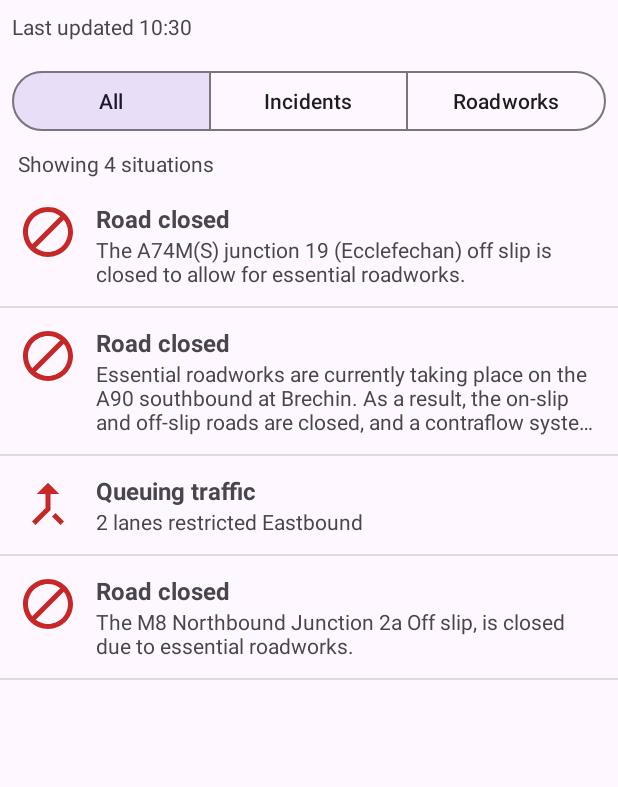
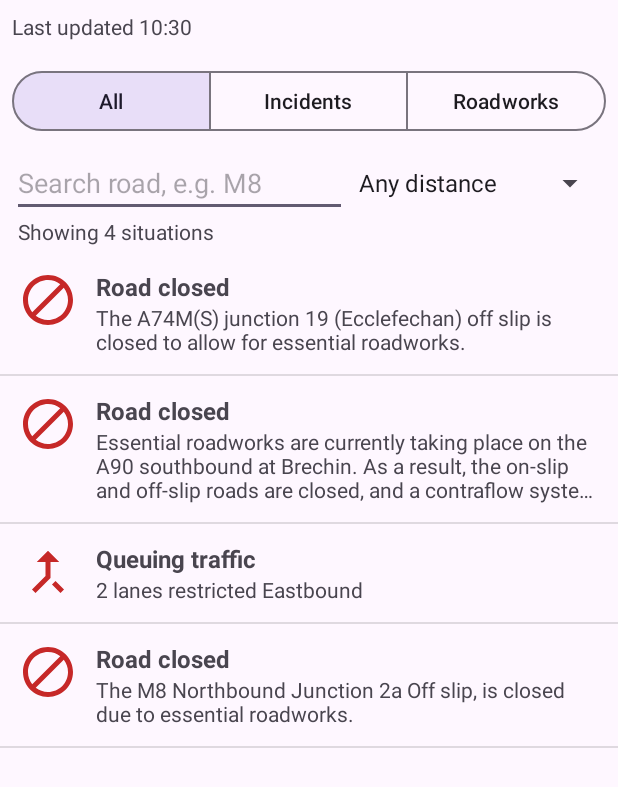
Before and after one commit to liam-mccusker/McCusker_Liam_S2526913_MobilePlatfomDevelopmentCW1, an Android app: the screen it shows after launch (MainActivity), on a phone screen of 412 x 824 dp. Shown: the top 787 px of the screen. Run offline under Robolectric (Android 15) with nearby library versions, the phone set to English and light mode, and no system bars.

Commit message:
Added road search and distance search (miles)

```diff
--- a/app/src/main/java/org/me/gcu/mccusker_liam_s2526913/ui/SituationAdapter.java
+++ b/app/src/main/java/org/me/gcu/mccusker_liam_s2526913/ui/SituationAdapter.java
@@ -11,10 +11,13 @@ import androidx.core.content.ContextCompat;
 import androidx.recyclerview.widget.RecyclerView;
 
 import org.me.gcu.mccusker_liam_s2526913.R;
+import org.me.gcu.mccusker_liam_s2526913.data.DistanceUtils;
 import org.me.gcu.mccusker_liam_s2526913.model.Situation;
+import org.me.gcu.mccusker_liam_s2526913.viewmodel.SituationViewModel;
 
 import java.util.ArrayList;
 import java.util.List;
+import java.util.Locale;
 
 public class SituationAdapter extends RecyclerView.Adapter<SituationAdapter.ViewHolder> {
 
@@ -25,8 +28,15 @@ public class SituationAdapter extends RecyclerView.Adapter<SituationAdapter.View
     private final List<Situation> situations = new ArrayList<>();
     private final OnSituationClickListener listener;
 
+    // True while a distance search is active, so each row shows how far away it is
+    private boolean showDistance = false;
+
     public SituationAdapter(OnSituationClickListener listener) {
         this.listener = listener;
+    }
+
+    public void setShowDistance(boolean show) {
+        showDistance = show;
     }
 
     public void setSituations(List<Situation> newList) {
@@ -48,7 +58,17 @@ public class SituationAdapter extends RecyclerView.Adapter<SituationAdapter.View
     @Override
     public void onBindViewHolder(@NonNull ViewHolder holder, int position) {
         Situation s = situations.get(position);
-        holder.type.setText(s.getDisplayType());
+
+        // Type, plus the distance when searching by distance
+        String typeText = s.getDisplayType();
+        if (showDistance) {
+            double miles = DistanceUtils.distanceMiles(s,
+                    SituationViewModel.HOME_LAT, SituationViewModel.HOME_LON);
+            if (miles >= 0) {
+                typeText += String.format(Locale.UK, " · %.1f mi", miles);
+            }
+        }
+        holder.type.setText(typeText);
         holder.description.setText(s.getDescription());
 
         // Icon based on the type of situation
--- a/app/src/main/java/org/me/gcu/mccusker_liam_s2526913/ui/SituationListFragment.java
+++ b/app/src/main/java/org/me/gcu/mccusker_liam_s2526913/ui/SituationListFragment.java
@@ -1,8 +1,13 @@
 package org.me.gcu.mccusker_liam_s2526913.ui;
 
 import android.os.Bundle;
-import android.util.Log;
+import android.text.Editable;
+import android.text.TextWatcher;
 import android.view.View;
+import android.widget.AdapterView;
+import android.widget.ArrayAdapter;
+import android.widget.EditText;
+import android.widget.Spinner;
 import android.widget.TextView;
 
 import androidx.annotation.NonNull;
@@ -20,6 +25,9 @@ import org.me.gcu.mccusker_liam_s2526913.viewmodel.SituationViewModel;
 
 public class SituationListFragment extends Fragment {
 
+    // Matches the order of the "distance_options" list in strings.xml
+    private static final int[] DISTANCE_MILES = {0, 1, 5, 10, 25, 50};
+
     private SituationViewModel viewModel;
 
     public SituationListFragment() {
@@ -33,7 +41,13 @@ public class SituationListFragment extends Fragment {
         // Share the Activity's ViewModel, so the fragment sees the same data
         viewModel = new ViewModelProvider(requireActivity()).get(SituationViewModel.class);
 
-        // The list
+        setUpList(view);
+        setUpFilterButtons(view);
+        setUpRoadSearch(view);
+        setUpDistanceSpinner(view);
+    }
+
+    private void setUpList(View view) {
         RecyclerView recycler = view.findViewById(R.id.situationRecycler);
         recycler.setLayoutManager(new LinearLayoutManager(requireContext()));
         recycler.addItemDecoration(
@@ -48,14 +62,23 @@ public class SituationListFragment extends Fragment {
         });
         recycler.setAdapter(adapter);
 
-        // Show the list and how many items are in it
         TextView countText = view.findViewById(R.id.listCount);
         viewModel.getVisibleSituations().observe(getViewLifecycleOwner(), list -> {
+            Integer km = viewModel.getMaxDistanceMiles().getValue();
+            boolean nearSearch = (km != null && km > 0);
+
+            adapter.setShowDistance(nearSearch);
             adapter.setSituations(list);
-            countText.setText(getString(R.string.list_count, list.size()));
+
+            if (nearSearch) {
+                countText.setText(getString(R.string.list_count_near, list.size(), km));
+            } else {
+                countText.setText(getString(R.string.list_count, list.size()));
+            }
         });
+    }
 
-        // The filter buttons: show the saved choice, then listen for changes
+    private void setUpFilterButtons(View view) {
         MaterialButtonToggleGroup toggle = view.findViewById(R.id.filterToggle);
         String current = viewModel.getFilter().getValue();
         if ("incident".equals(current)) {
@@ -77,4 +100,49 @@ public class SituationListFragment extends Fragment {
             }
         });
     }
+
+    private void setUpRoadSearch(View view) {
+        EditText search = view.findViewById(R.id.roadSearch);
+        search.addTextChangedListener(new TextWatcher() {
+            @Override
+            public void beforeTextChanged(CharSequence s, int start, int count, int after) {
+            }
+
+            @Override
+            public void onTextChanged(CharSequence s, int start, int before, int count) {
+            }
+
+            @Override
+            public void afterTextChanged(Editable s) {
+                viewModel.setRoadQuery(s.toString());   // list updates as the user types
+            }
+        });
+    }
+
+    private void setUpDistanceSpinner(View view) {
+        Spinner spinner = view.findViewById(R.id.distanceSpinner);
+        ArrayAdapter<CharSequence> options = ArrayAdapter.createFromResource(
+                requireContext(), R.array.distance_options, android.R.layout.simple_spinner_item);
+        options.setDropDownViewResource(android.R.layout.simple_spinner_dropdown_item);
+        spinner.setAdapter(options);
+
+        // Show the saved choice (e.g. after rotation or coming back from details)
+        Integer currentKm = viewModel.getMaxDistanceMiles().getValue();
+        for (int i = 0; i < DISTANCE_MILES.length; i++) {
+            if (currentKm != null && DISTANCE_MILES[i] == currentKm) {
+                spinner.setSelection(i);
+            }
+        }
+
+        spinner.setOnItemSelectedListener(new AdapterView.OnItemSelectedListener() {
+            @Override
+            public void onItemSelected(AdapterView<?> parent, View v, int position, long id) {
+                viewModel.setMaxDistanceMiles(DISTANCE_MILES[position]);
+            }
+
+            @Override
+            public void onNothingSelected(AdapterView<?> parent) {
+            }
+        });
+    }
 }
--- a/app/src/main/java/org/me/gcu/mccusker_liam_s2526913/viewmodel/SituationViewModel.java
+++ b/app/src/main/java/org/me/gcu/mccusker_liam_s2526913/viewmodel/SituationViewModel.java
@@ -8,64 +8,122 @@ import androidx.lifecycle.LiveData;
 import androidx.lifecycle.MediatorLiveData;
 import androidx.lifecycle.MutableLiveData;
 
+import org.me.gcu.mccusker_liam_s2526913.data.DistanceUtils;
 import org.me.gcu.mccusker_liam_s2526913.data.SituationRepository;
 import org.me.gcu.mccusker_liam_s2526913.model.Situation;
 
 import java.util.ArrayList;
 import java.util.List;
+import java.util.Locale;
+import java.util.regex.Pattern;
 
 public class SituationViewModel extends AndroidViewModel {
 
+    // Reference point for distance search: GCU campus, Cowcaddens Road, Glasgow
+    public static final double HOME_LAT = 55.8666;
+    public static final double HOME_LON = -4.2504;
+
     private final SituationRepository repository;
 
-    // "all", "incident" or "roadworks"
-    private final MutableLiveData<String> filter = new MutableLiveData<>("all");
+    private final MutableLiveData<String> filter = new MutableLiveData<>("all");   // all / incident / roadworks
+    private final MutableLiveData<String> roadQuery = new MutableLiveData<>("");
+    private final MutableLiveData<Integer> maxDistanceMiles = new MutableLiveData<>(0); // 0 = any distance
+    private final MutableLiveData<Situation> selectedSituation = new MutableLiveData<>();
 
-    // The list the screen actually shows, rebuilt whenever data or filter changes
+    // The list the screen shows, rebuilt whenever the data or any search option changes
     private final MediatorLiveData<List<Situation>> visibleSituations = new MediatorLiveData<>();
-
-    // The situation the user tapped, shown on the details screen
-    private final MutableLiveData<Situation> selectedSituation = new MutableLiveData<>();
 
     public SituationViewModel(@NonNull Application application) {
         super(application);
         repository = new SituationRepository(application);
 
-        visibleSituations.addSource(repository.getIncidents(), list -> updateVisible());
-        visibleSituations.addSource(repository.getRoadworks(), list -> updateVisible());
-        visibleSituations.addSource(filter, value -> updateVisible());
+        visibleSituations.addSource(repository.getIncidents(), v -> updateVisible());
+        visibleSituations.addSource(repository.getRoadworks(), v -> updateVisible());
+        visibleSituations.addSource(filter, v -> updateVisible());
+        visibleSituations.addSource(roadQuery, v -> updateVisible());
+        visibleSituations.addSource(maxDistanceMiles, v -> updateVisible());
 
         repository.refresh();   // load data when the app starts
     }
 
     private void updateVisible() {
         String f = filter.getValue();
+        String query = (roadQuery.getValue() == null) ? "" : roadQuery.getValue().trim();
+        int maxKm = (maxDistanceMiles.getValue() == null) ? 0 : maxDistanceMiles.getValue();
+
+        // 1. Category filter
+        List<Situation> candidates = new ArrayList<>();
         List<Situation> incidents = repository.getIncidents().getValue();
         List<Situation> roadworks = repository.getRoadworks().getValue();
-
-        List<Situation> result = new ArrayList<>();
         if (incidents != null && !"roadworks".equals(f)) {
-            result.addAll(incidents);
+            candidates.addAll(incidents);
         }
         if (roadworks != null && !"incident".equals(f)) {
-            result.addAll(roadworks);
+            candidates.addAll(roadworks);
         }
+
+        // Whole-word pattern for searching descriptions, e.g. "M8" but not "M80"
+        Pattern wordPattern = query.matches("[A-Za-z0-9]+")
+                ? Pattern.compile("\\b" + query + "\\b", Pattern.CASE_INSENSITIVE)
+                : null;
+
+        // 2. Road and distance filters
+        List<Situation> result = new ArrayList<>();
+        for (Situation s : candidates) {
+            if (!matchesRoad(s, query, wordPattern)) {
+                continue;
+            }
+            if (maxKm > 0) {
+                double km = DistanceUtils.distanceMiles(s, HOME_LAT, HOME_LON);
+                if (km < 0 || km > maxKm) {
+                    continue;
+                }
+            }
+            result.add(s);
+        }
+
+        // 3. When searching by distance, show the nearest first
+        if (maxKm > 0) {
+            result.sort((a, b) -> Double.compare(
+                    DistanceUtils.distanceMiles(a, HOME_LAT, HOME_LON),
+                    DistanceUtils.distanceMiles(b, HOME_LAT, HOME_LON)));
+        }
+
         visibleSituations.setValue(result);
+    }
+
+    private boolean matchesRoad(Situation s, String query, Pattern wordPattern) {
+        if (query.isEmpty()) {
+            return true;
+        }
+        String q = normalise(query);
+        if (s.getRoadName() != null) {
+            for (String part : s.getRoadName().split("/")) {   // e.g. "M90/A90"
+                if (normalise(part).equals(q)) {
+                    return true;
+                }
+            }
+        }
+        return wordPattern != null && s.getDescription() != null
+                && wordPattern.matcher(s.getDescription()).find();
+    }
+
+    // "a74(m)" -> "A74M", so capitals and punctuation don't matter
+    private static String normalise(String text) {
+        return text.toUpperCase(Locale.UK).replaceAll("[^A-Z0-9]", "");
     }
 
     public LiveData<List<Situation>> getVisibleSituations() { return visibleSituations; }
     public LiveData<String> getFilter() { return filter; }
+    public LiveData<String> getRoadQuery() { return roadQuery; }
+    public LiveData<Integer> getMaxDistanceMiles() { return maxDistanceMiles; }
+    public LiveData<Situation> getSelectedSituation() { return selectedSituation; }
     public LiveData<String> getStatus() { return repository.getStatus(); }
 
-    public void setFilter(String value) {
-        filter.setValue(value);
-    }
-
-    public LiveData<Situation> getSelectedSituation() { return selectedSituation; }
-
-    public void selectSituation(Situation situation) {
-        selectedSituation.setValue(situation);
-    }
+    public void setFilter(String value) { filter.setValue(value); }
+    public void setRoadQuery(String value) { roadQuery.setValue(value); }
+    public void setMaxDistanceMiles(int km) { maxDistanceMiles.setValue(km); }
+    public void selectSituation(Situation situation) { selectedSituation.setValue(situation); }
 
     public void refresh() {
         repository.refresh();
--- a/app/src/main/res/layout/fragment_situation_list.xml
+++ b/app/src/main/res/layout/fragment_situation_list.xml
@@ -38,6 +38,31 @@
             android:text="@string/filter_roadworks" />
     </com.google.android.material.button.MaterialButtonToggleGroup>
 
+    <LinearLayout
+        android:layout_width="match_parent"
+        android:layout_height="wrap_content"
+        android:layout_marginStart="8dp"
+        android:layout_marginEnd="8dp"
+        android:gravity="center_vertical"
+        android:orientation="horizontal">
+
+        <EditText
+            android:id="@+id/roadSearch"
+            android:layout_width="0dp"
+            android:layout_height="wrap_content"
+            android:layout_weight="1"
+            android:hint="@string/road_search_hint"
+            android:importantForAutofill="no"
+            android:imeOptions="actionSearch"
+            android:inputType="textCapCharacters"
+            android:maxLines="1" />
+
+        <Spinner
+            android:id="@+id/distanceSpinner"
+            android:layout_width="wrap_content"
+            android:layout_height="wrap_content" />
+    </LinearLayout>
+
     <TextView
         android:id="@+id/listCount"
         android:layout_width="match_parent"
--- a/app/src/main/res/values/strings.xml
+++ b/app/src/main/res/values/strings.xml
@@ -6,4 +6,16 @@
     <string name="filter_incidents">Incidents</string>
     <string name="filter_roadworks">Roadworks</string>
     <string name="list_count">Showing %1$d situations</string>
+
+    <string name="road_search_hint">Search road, e.g. M8</string>
+    <string name="list_count_near">Showing %1$d situations within %2$d mi of GCU campus</string>
+
+    <string-array name="distance_options">
+        <item>Any distance</item>
+        <item>Within 1 mile</item>
+        <item>Within 5 miles</item>
+        <item>Within 10 miles</item>
+        <item>Within 25 miles</item>
+        <item>Within 50 miles</item>
+    </string-array>
 </resources>
```
Also changed, not shown: app/src/main/java/org/me/gcu/mccusker_liam_s2526913/data/DistanceUtils.java (added, +30 -0 lines).
